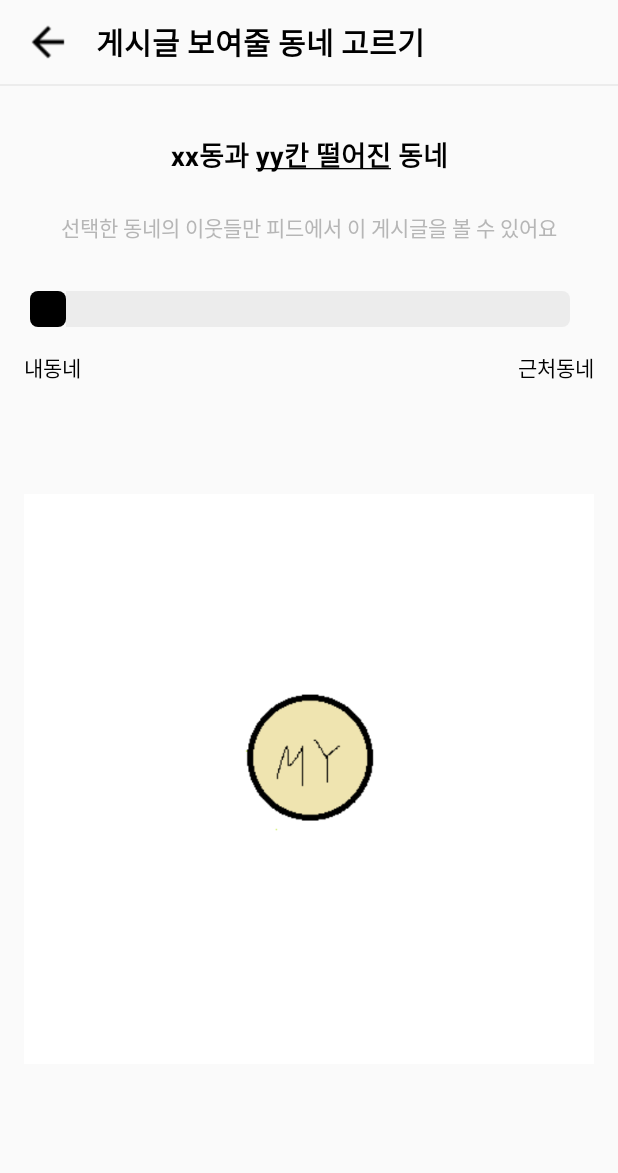
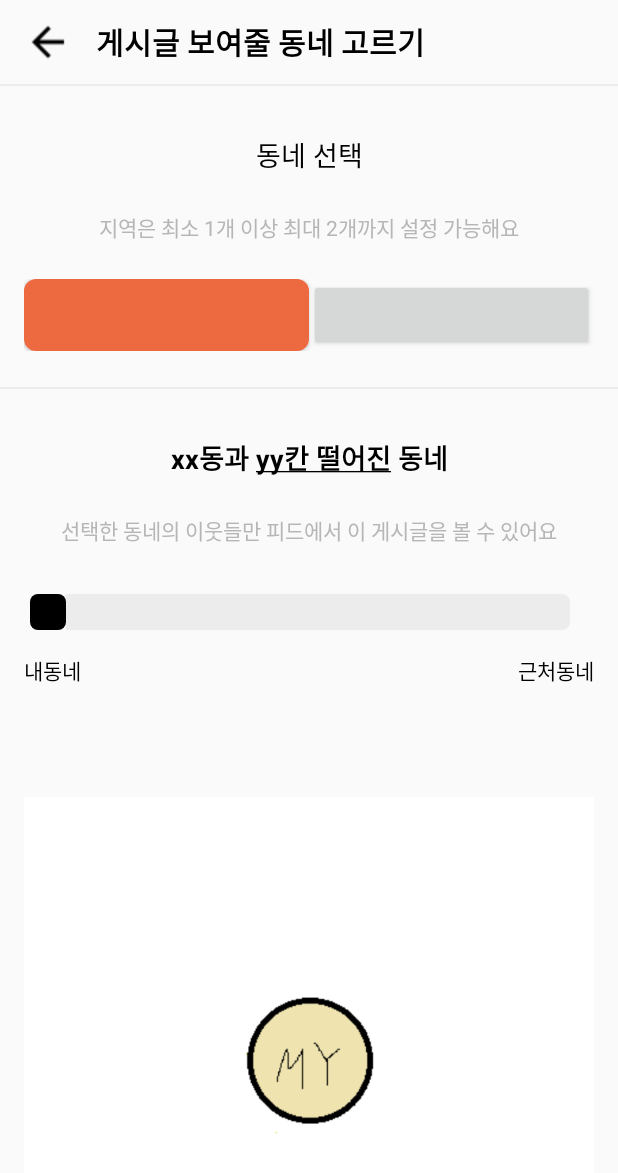
Before and after one commit to linear14/CarrotMarket, an Android app: the SettingLocationActivity screen opened directly, with no data from a screen before it, on a phone screen of 412 x 824 dp. Shown: the top 1173 px of the screen. Run offline under Robolectric (Android 15) with nearby library versions, the light colour scheme and no system bars; our stand-ins replace Firebase (no records; nobody signed in at launch, a user with empty details on screens opened directly); 5 statements that could not run were skipped.

```diff
--- a/app/src/main/res/layout/activity_main.xml
+++ b/app/src/main/res/layout/activity_main.xml
@@ -126,6 +126,7 @@
         app:layout_constraintStart_toStartOf="parent"
         app:layout_constraintEnd_toEndOf="parent"
         app:layout_constraintBottom_toBottomOf="parent"
+        app:labelVisibilityMode="labeled"
         app:menu="@menu/menu_bottom_navigation"
         android:background="@color/colorDefaultBackground"
         app:itemBackground="@color/colorDefaultBackground"
--- a/app/src/main/res/layout/activity_setting_location.xml
+++ b/app/src/main/res/layout/activity_setting_location.xml
@@ -56,11 +56,79 @@
         app:layout_constraintTop_toBottomOf="@id/toolbar" />
 
     <LinearLayout
+        android:id="@+id/location_setting_layout"
+        android:layout_width="match_parent"
+        android:layout_height="wrap_content"
+        android:orientation="vertical"
+        app:layout_constraintStart_toStartOf="parent"
+        app:layout_constraintEnd_toEndOf="parent"
+        app:layout_constraintTop_toBottomOf="@id/line1"
+        android:paddingHorizontal="16dp"
+        android:paddingTop="32dp">
+
+        <TextView
+            android:layout_width="match_parent"
+            android:layout_height="wrap_content"
+            android:text="@string/select_location_text"
+            android:textSize="18sp"
+            android:gravity="center"/>
+
+        <TextView
+            android:layout_width="match_parent"
+            android:layout_height="wrap_content"
+            android:text="@string/select_location_description_text"
+            android:textColor="@color/colorDarkText"
+            android:layout_marginTop="24dp"
+            android:gravity="center"/>
+
+        <androidx.constraintlayout.widget.ConstraintLayout
+            android:layout_width="match_parent"
+            android:layout_height="wrap_content"
+            android:layout_marginTop="24dp">
+
+            <Button
+                android:id="@+id/location_select_button1"
+                android:layout_width="0dp"
+                android:layout_height="wrap_content"
+                app:layout_constraintStart_toStartOf="parent"
+                app:layout_constraintEnd_toStartOf="@id/location_select_button2"
+                app:layout_constraintTop_toTopOf="parent"
+                app:layout_constraintBottom_toBottomOf="parent"
+                android:background="@drawable/decorate_button_active"/>
+
+            <Button
+                android:id="@+id/location_select_button2"
+                android:layout_width="0dp"
+                android:layout_height="wrap_content"
+                app:layout_constraintStart_toEndOf="@id/location_select_button1"
+                app:layout_constraintEnd_toEndOf="parent"
+                app:layout_constraintTop_toTopOf="parent"
+                app:layout_constraintBottom_toBottomOf="parent"/>
+
+        </androidx.constraintlayout.widget.ConstraintLayout>
+
+    </LinearLayout>
+
+    <TextView
+        android:id="@+id/line2"
+        android:layout_width="match_parent"
+        android:layout_height="1dp"
+        android:background="@color/colorDarkBackground"
+        android:paddingHorizontal="16dp"
+        android:layout_marginTop="24dp"
+        app:layout_constraintEnd_toEndOf="parent"
+        app:layout_constraintStart_toStartOf="parent"
+        app:layout_constraintTop_toBottomOf="@id/location_setting_layout" />
+
+
+
+
+    <LinearLayout
         android:layout_width="match_parent"
         android:layout_height="wrap_content"
         app:layout_constraintStart_toStartOf="parent"
         app:layout_constraintEnd_toEndOf="parent"
-        app:layout_constraintTop_toBottomOf="@id/line1"
+        app:layout_constraintTop_toBottomOf="@id/line2"
         android:orientation="vertical"
         android:paddingHorizontal="16dp"
         android:paddingVertical="32dp">
--- a/app/src/main/res/values/strings.xml
+++ b/app/src/main/res/values/strings.xml
@@ -105,6 +105,8 @@
     <string name="near_location_hint">선택한 동네의 이웃들만 피드에서 이 게시글을 볼 수 있어요</string>
     <string name="my_location_text">내동네</string>
     <string name="other_location_text">근처동네</string>
+    <string name="select_location_text">동네 선택</string>
+    <string name="select_location_description_text">지역은 최소 1개 이상 최대 2개까지 설정 가능해요</string>
 
     <!-- WriteUsedCategoryDialog, WriteCommunityCategoryDialog -->
     <string name="category_digital">디지털/가전</string>
```
Also changed, not shown: 1 other file.
